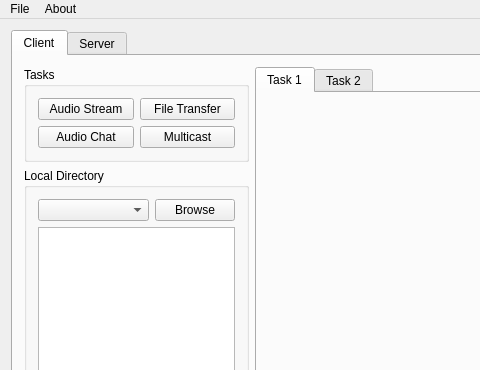
Lee-Jeremy/CommAudio, file ComAudio/ComAudio.ui: the form before one commit; both pictures show x 0 to 480 and y 0 to 370 of the 616 by 577 pixel window.
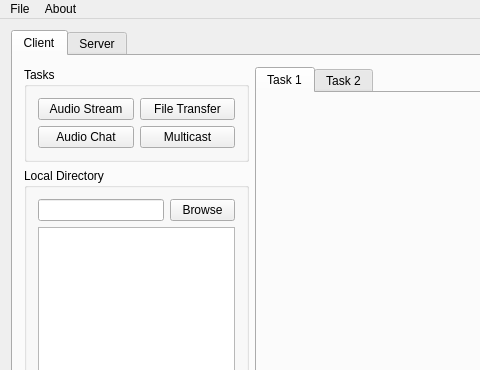
The form after the commit.

Patch:
```diff
--- a/ComAudio/ComAudio.ui
+++ b/ComAudio/ComAudio.ui
@@ -30,12 +30,15 @@
           <property name="title">
            <string>Local Directory</string>
           </property>
-          <layout class="QGridLayout" name="gridLayout_3" rowstretch="0,0" columnstretch="9,0">
-           <item row="0" column="0">
-            <widget class="QComboBox" name="comboBox_dir_path"/>
-           </item>
+          <layout class="QGridLayout" name="gridLayout_3" rowstretch="0,0" columnstretch="8,2">
            <item row="0" column="1">
             <widget class="QPushButton" name="pushButton_dir_browse">
+             <property name="maximumSize">
+              <size>
+               <width>65</width>
+               <height>16777215</height>
+              </size>
+             </property>
              <property name="text">
               <string>Browse</string>
              </property>
@@ -44,6 +47,13 @@
            <item row="1" column="0" colspan="2">
             <widget class="QListView" name="listView_dir_list"/>
            </item>
+           <item row="0" column="0">
+            <widget class="QLineEdit" name="lineEdit_dir_path">
+             <property name="text">
+              <string/>
+             </property>
+            </widget>
+           </item>
           </layout>
          </widget>
         </item>
```
Left out of the diff: 4 changed lines with no effect on the pictures.
